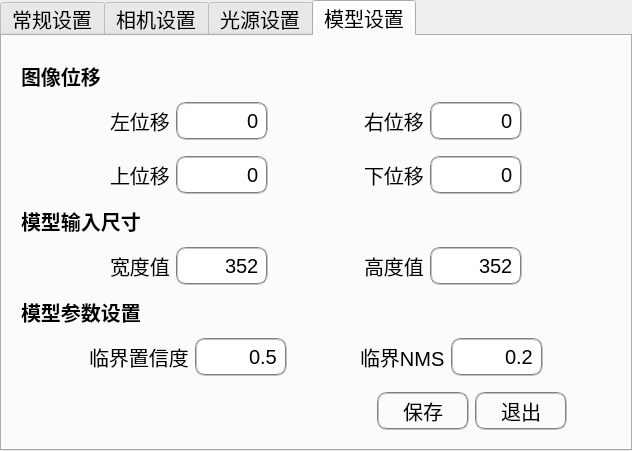
Old version of the form FabricUI/ConfigWidget.ui in the repository shuaih7/FabricUI.
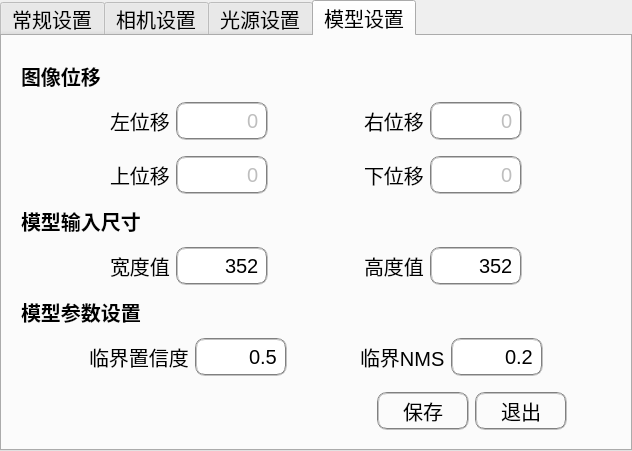
New version of the form. The open tabs and pages were chosen to show the change. Icons and pictures are not drawn.

What changed in the file:
```diff
--- a/FabricUI/ConfigWidget.ui
+++ b/FabricUI/ConfigWidget.ui
@@ -820,6 +820,9 @@
         </item>
         <item>
          <widget class="QLineEdit" name="offLeftLine">
+          <property name="enabled">
+           <bool>false</bool>
+          </property>
           <property name="styleSheet">
            <string notr="true">border:2px groove gray;border-radius:10px;padding:2px 4px;</string>
           </property>
@@ -853,6 +856,9 @@
         </item>
         <item>
          <widget class="QLineEdit" name="offRightLine">
+          <property name="enabled">
+           <bool>false</bool>
+          </property>
           <property name="styleSheet">
            <string notr="true">border:2px groove gray;border-radius:10px;padding:2px 4px;</string>
           </property>
@@ -903,6 +909,9 @@
         </item>
         <item>
          <widget class="QLineEdit" name="offTopLine">
+          <property name="enabled">
+           <bool>false</bool>
+          </property>
           <property name="styleSheet">
            <string notr="true">border:2px groove gray;border-radius:10px;padding:2px 4px;</string>
           </property>
@@ -936,6 +945,9 @@
         </item>
         <item>
          <widget class="QLineEdit" name="offBottomLine">
+          <property name="enabled">
+           <bool>false</bool>
+          </property>
           <property name="styleSheet">
            <string notr="true">border:2px groove gray;border-radius:10px;padding:2px 4px;</string>
           </property>
```
Left out of the diff: 2 changed lines with no effect on the pictures.
